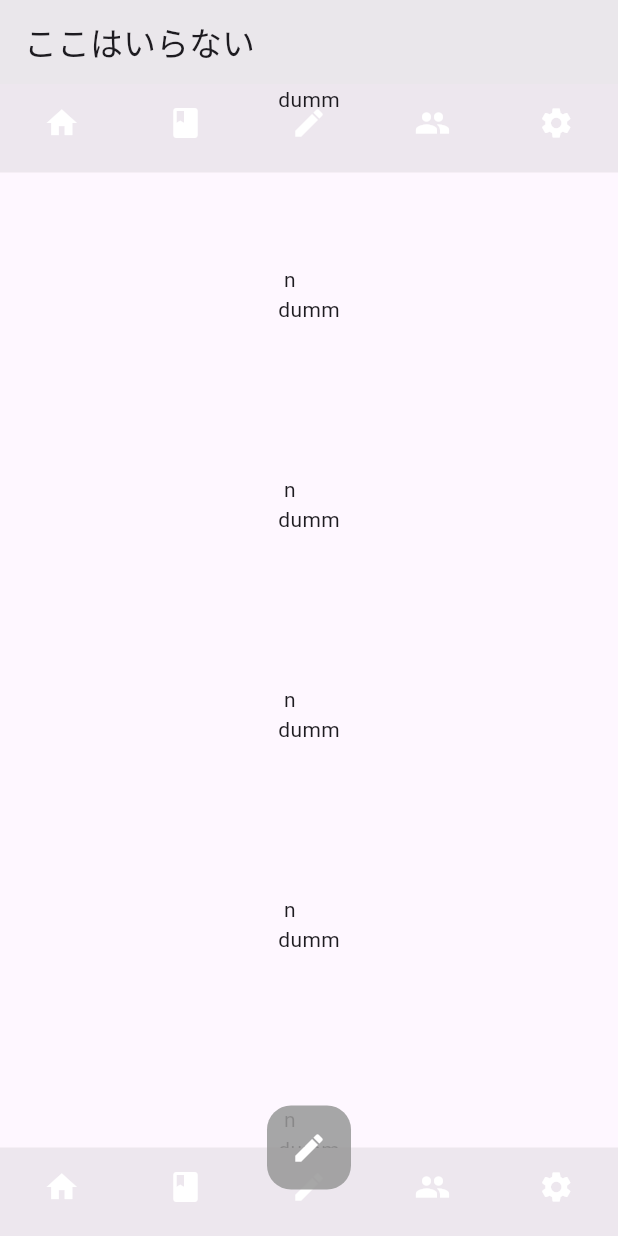
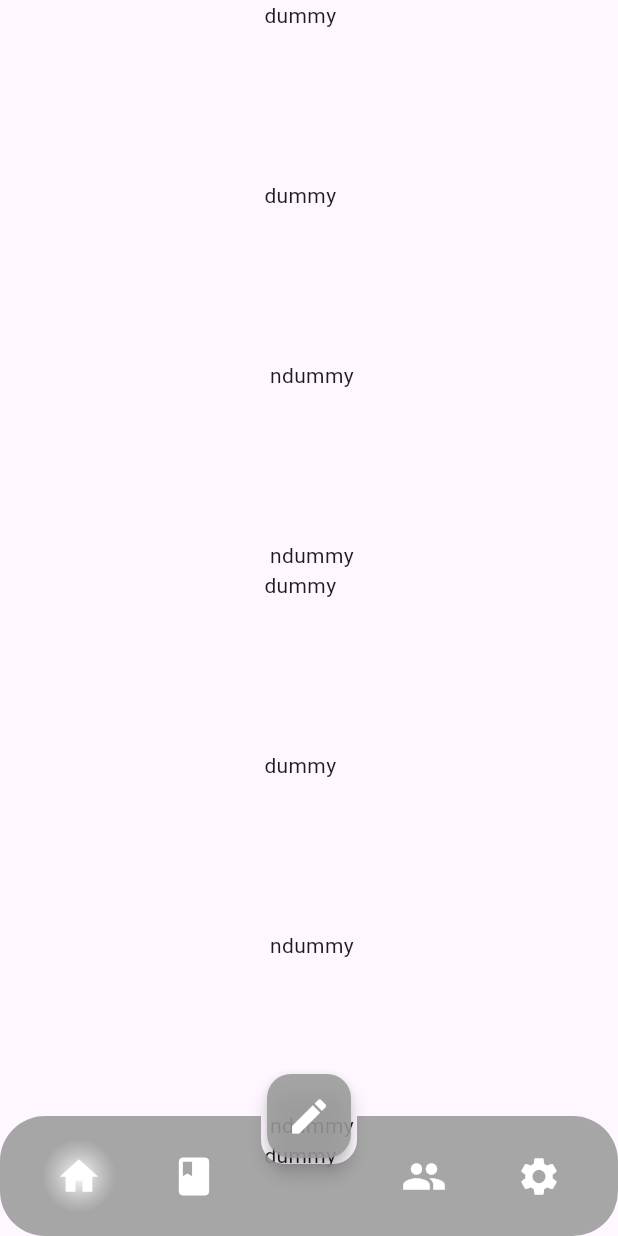
Before and after one commit to hondaya14/dearu-app, a Flutter app: the screen it shows after launch, on a phone screen of 412 x 824 dp. Run offline on Flutter 3.47's test engine with Material 2 defaults, Android fonts, the phone set to English and light mode, and no system bars.

Commit message:
Implement bottomAppBar on home page

```diff
--- a/lib/home/home_page.dart
+++ b/lib/home/home_page.dart
@@ -8,80 +8,94 @@ class HomePage extends StatelessWidget {
   @override
   Widget build(BuildContext context) {
     return Scaffold(
-      appBar: AppBar(
-        // backgroundColor: Theme.of(context).colorScheme.inversePrimary,
-        backgroundColor: const Color(0x99DDDDDD),
-        title: Text('ここはいらない'),
+      extendBodyBehindAppBar: true,
+      extendBody: true,
+      body: const SingleChildScrollView(
+        child: Column(
+          children: [
+            Center(child: Text('dummy\n\n\n\n\n\ndummy\n\n\n\n\n\n ndummy\n\n\n\n\n\n ndummy')),
+            Center(child: Text('dummy\n\n\n\n\n\ndummy\n\n\n\n\n\n ndummy\n\n\n\n\n\n ndummy')),
+            Center(child: Text('dummy\n\n\n\n\n\ndummy\n\n\n\n\n\n ndummy\n\n\n\n\n\n ndummy')),
+          ],
+        ),
       ),
-      body: Stack(
-        children: [
-          SingleChildScrollView(
-            child: Column(
-              children: [
-                Center(child: Text('dumm\n\n\n\n\n\n n')),
-                Center(child: Text('dumm\n\n\n\n\n\n n')),
-                Center(child: Text('dumm\n\n\n\n\n\n n')),
-                Center(child: Text('dumm\n\n\n\n\n\n n')),
-                Center(child: Text('dumm\n\n\n\n\n\n n')),
-                Center(child: Text('dumm\n\n\n\n\n\n n')),
-              ],
-            ),
-          ),
-          BottomNavigationBar(
-            elevation: 0,
-            type: BottomNavigationBarType.fixed,
-            backgroundColor: CustomColor.bgBNB,
-            showSelectedLabels: false,
-            showUnselectedLabels: false,
-            currentIndex: 0,
-            // items count is must be odd because of fab.
-            items:  [
-              BottomNavigationBarItem(
-                  icon: Icon(Icons.home, color: CustomColor.icon), label: ''),
-              BottomNavigationBarItem(
-                  icon: Icon(Icons.book, color: CustomColor.icon), label: ''),
-              BottomNavigationBarItem(
-                  icon: Icon(Icons.edit, color: CustomColor.icon), label: ''),
-              BottomNavigationBarItem(
-                  icon: Icon(Icons.group, color: CustomColor.icon), label: ''),
-              BottomNavigationBarItem(
-                  icon: Icon(Icons.settings, color: CustomColor.icon), label: ''),
-            ],
-          ),]
-      ),
-      bottomNavigationBar: BottomNavigationBar(
-        elevation: 0,
-        type: BottomNavigationBarType.fixed,
-        backgroundColor: CustomColor.bgBNB,
-        showSelectedLabels: false,
-        showUnselectedLabels: false,
-        currentIndex: 0,
-        // items count is must be odd because of fab.
-        items:  [
-          BottomNavigationBarItem(
-              icon: Icon(Icons.home, color: CustomColor.icon), label: ''),
-          BottomNavigationBarItem(
-              icon: Icon(Icons.book, color: CustomColor.icon), label: ''),
-          BottomNavigationBarItem(
-              icon: Icon(Icons.edit, color: CustomColor.icon), label: ''),
-          BottomNavigationBarItem(
-              icon: Icon(Icons.group, color: CustomColor.icon), label: ''),
-          BottomNavigationBarItem(
-              icon: Icon(Icons.settings, color: CustomColor.icon), label: ''),
-        ],
-      ),
+
+      // bottomNavigationBar or bottomAppBar
+      bottomNavigationBar: _bottomAppBar(),
       floatingActionButtonLocation: FloatingActionButtonLocation.centerDocked,
       floatingActionButton: FloatingActionButton(
-        elevation: 0,
+        elevation: 5,
         backgroundColor: CustomColor.fab,
         onPressed: () {
           print('press fab');
         },
-        child: const Icon(
-          Icons.edit,
-          color: Color(0xFFFFFFFF),
-        ),
+        child: const Icon(Icons.edit, color: Color(0xFFFFFFFF), size: 30),
       ),
     );
   }
+
+  // BottomNavigationBar bottomNavigationBar() {
+  //   return BottomNavigationBar(
+  //     elevation: 0,
+  //     type: BottomNavigationBarType.fixed,
+  //     backgroundColor: CustomColor.bgBNB,
+  //     showSelectedLabels: false,
+  //     showUnselectedLabels: false,
+  //     currentIndex: 0,
+  //     // items count is must be odd because of fab.
+  //     items: [
+  //       BottomNavigationBarItem(icon: Icon(Icons.home, color: CustomColor.icon), label: ''),
+  //       BottomNavigationBarItem(icon: Icon(Icons.book, color: CustomColor.icon), label: ''),
+  //       BottomNavigationBarItem(icon: Icon(Icons.edit, color: CustomColor.icon), label: ''),
+  //       BottomNavigationBarItem(icon: Icon(Icons.group, color: CustomColor.icon), label: ''),
+  //       BottomNavigationBarItem(icon: Icon(Icons.settings, color: CustomColor.icon), label: ''),
+  //     ],
+  //   );
+  // }
+
+  BottomAppBar _bottomAppBar() {
+    return BottomAppBar(
+      elevation: 0,
+      color: CustomColor.fab,
+      shape: const AutomaticNotchedShape(
+        RoundedRectangleBorder(borderRadius: BorderRadius.all(Radius.circular(30.0))),
+        RoundedRectangleBorder(borderRadius: BorderRadius.all(Radius.circular(16.0))),
+      ),
+      padding: EdgeInsets.zero,
+      child: Row(
+        mainAxisAlignment: MainAxisAlignment.spaceEvenly,
+        children: [
+          _bABIconButton(Icons.home, null, true),
+          _bABIconButton(Icons.book, null, false),
+          dummyIconButton(),
+          _bABIconButton(Icons.group, null, false),
+          _bABIconButton(Icons.settings, null, false),
+        ],
+      ),
+    );
+  }
+
+  // BottomAppBarIconButton
+  Container _bABIconButton(IconData iconData, VoidCallback? onPressed, bool isSelected) {
+    return Container(
+      decoration: isSelected
+          ? const BoxDecoration(
+              gradient: RadialGradient(
+                colors: [Color(0xFFFFFFFF), Color(0x99AAAAAA)],
+              ),
+              shape: BoxShape.circle,
+            )
+          : null,
+      child: IconButton(
+        icon: Icon(iconData, color: CustomColor.icon, size: 30),
+        onPressed: onPressed,
+      ),
+    );
+  }
+
+  // dummyIconButton for Floating action button on bottomAppBar
+  IconButton dummyIconButton() {
+    return const IconButton(
+        icon: Icon(Icons.circle, color: Colors.transparent, size: 0), onPressed: null);
+  }
 }
--- a/lib/main.dart
+++ b/lib/main.dart
@@ -14,7 +14,6 @@ class MyApp extends StatelessWidget {
     return MaterialApp(
       title: 'Flutter Demo',
       theme: ThemeData(
-        colorScheme: ColorScheme.fromSeed(seedColor: Colors.deepPurple),
         useMaterial3: true,
       ),
       home: const HomePage(),
```
Also changed, not shown: 1 other file.
